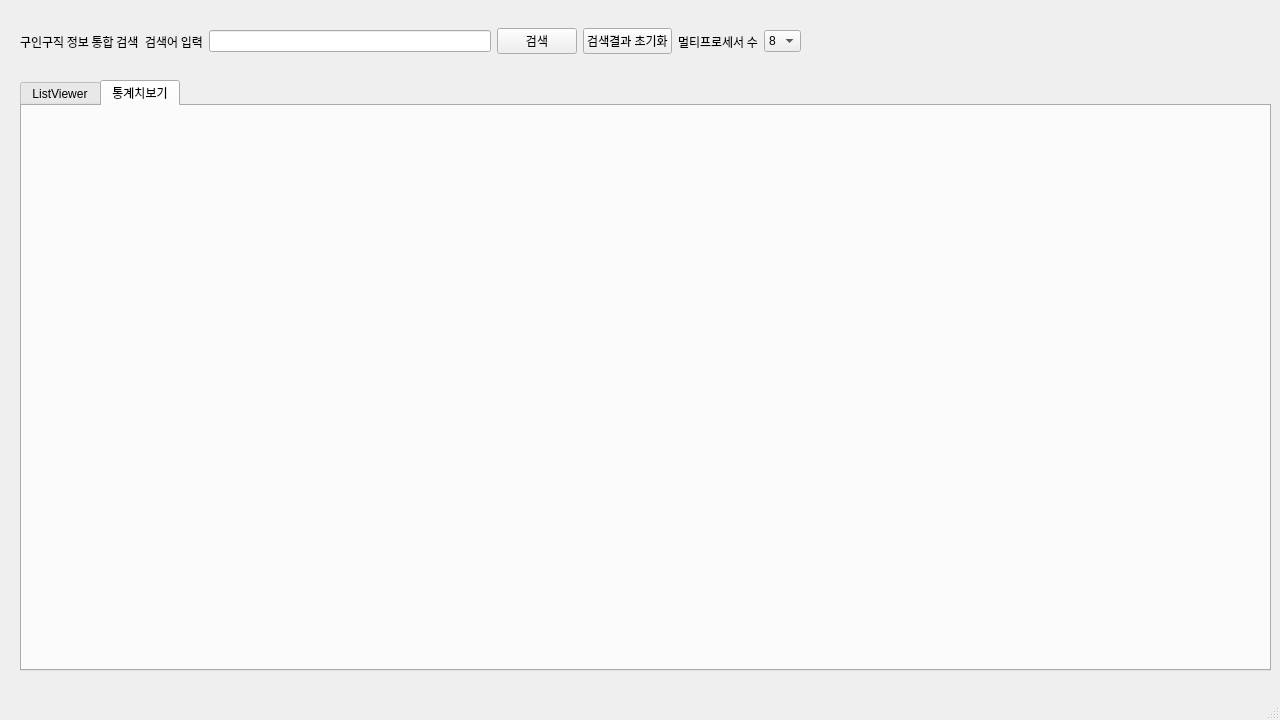
First picture: the form in src/gui/form.ui, repository 4xvgal/JobScraper, before the edit.
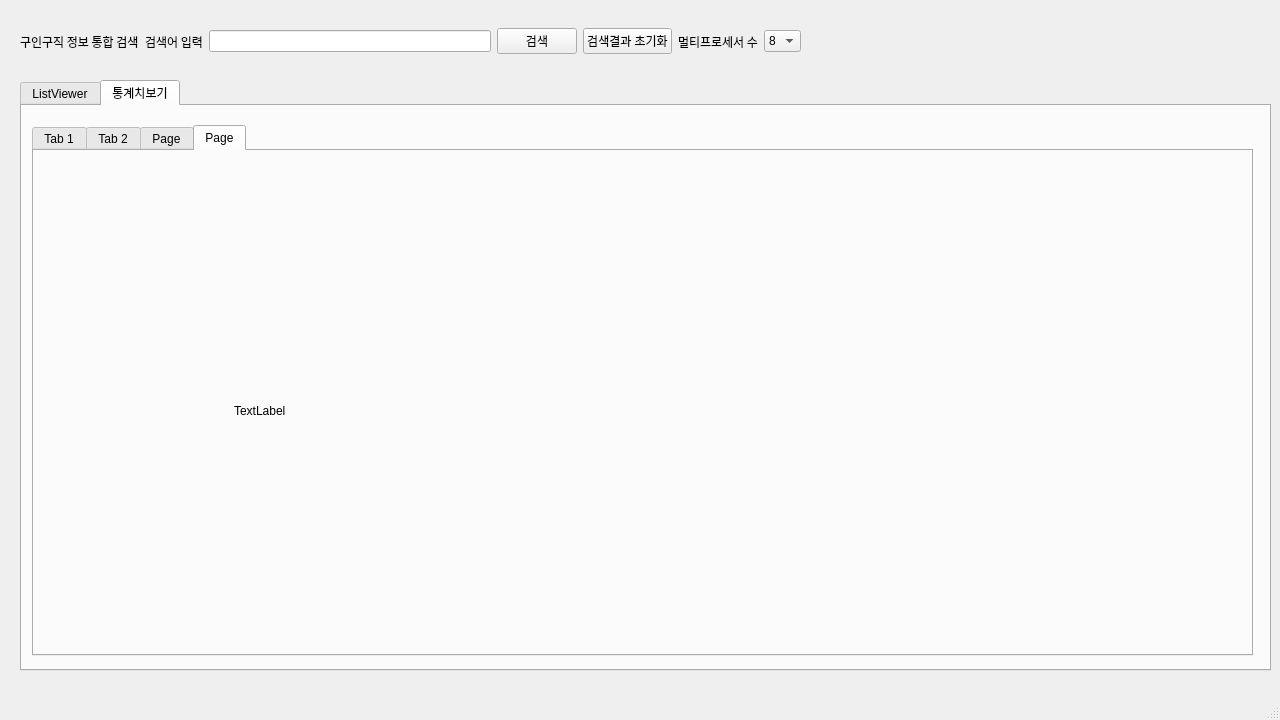
Second picture: the form after the edit. The open tabs and pages were chosen to show the change.

Commit message: [update] UI 업데이트 탭추가

Diff of the .ui file:
```diff
--- a/src/gui/form.ui
+++ b/src/gui/form.ui
@@ -49,23 +49,116 @@
       <property name="geometry">
        <rect>
         <x>10</x>
-        <y>59</y>
+        <y>19</y>
         <width>1221</width>
-        <height>491</height>
+        <height>531</height>
        </rect>
       </property>
-      <layout class="QVBoxLayout" name="verticalLayout"/>
-     </widget>
-     <widget class="QWidget" name="verticalLayoutWidget_2">
-      <property name="geometry">
-       <rect>
-        <x>10</x>
-        <y>10</y>
-        <width>1221</width>
-        <height>41</height>
-       </rect>
-      </property>
-      <layout class="QVBoxLayout" name="verticalLayout_2"/>
+      <layout class="QVBoxLayout" name="verticalLayout">
+       <item>
+        <widget class="QTabWidget" name="tabWidget_2">
+         <property name="currentIndex">
+          <number>3</number>
+         </property>
+         <widget class="QWidget" name="tab">
+          <attribute name="title">
+           <string>Tab 1</string>
+          </attribute>
+          <widget class="QWidget" name="verticalLayoutWidget_2">
+           <property name="geometry">
+            <rect>
+             <x>0</x>
+             <y>0</y>
+             <width>1211</width>
+             <height>501</height>
+            </rect>
+           </property>
+           <layout class="QVBoxLayout" name="verticalLayout_2">
+            <item>
+             <widget class="QLabel" name="label_4">
+              <property name="text">
+               <string>TextLabel</string>
+              </property>
+             </widget>
+            </item>
+           </layout>
+          </widget>
+         </widget>
+         <widget class="QWidget" name="tab_2">
+          <attribute name="title">
+           <string>Tab 2</string>
+          </attribute>
+          <widget class="QWidget" name="verticalLayoutWidget_4">
+           <property name="geometry">
+            <rect>
+             <x>9</x>
+             <y>9</y>
+             <width>1191</width>
+             <height>481</height>
+            </rect>
+           </property>
+           <layout class="QVBoxLayout" name="verticalLayout_4">
+            <item>
+             <widget class="QLabel" name="label_5">
+              <property name="text">
+               <string>TextLabel</string>
+              </property>
+             </widget>
+            </item>
+           </layout>
+          </widget>
+         </widget>
+         <widget class="QWidget" name="tab_3">
+          <attribute name="title">
+           <string>Page</string>
+          </attribute>
+          <widget class="QWidget" name="verticalLayoutWidget_5">
+           <property name="geometry">
+            <rect>
+             <x>240</x>
+             <y>140</y>
+             <width>160</width>
+             <height>80</height>
+            </rect>
+           </property>
+           <layout class="QVBoxLayout" name="verticalLayout_5">
+            <item>
+             <widget class="QLabel" name="label_6">
+              <property name="text">
+               <string>TextLabel</string>
+              </property>
+             </widget>
+            </item>
+           </layout>
+          </widget>
+         </widget>
+         <widget class="QWidget" name="tab_4">
+          <attribute name="title">
+           <string>Page</string>
+          </attribute>
+          <widget class="QWidget" name="verticalLayoutWidget_6">
+           <property name="geometry">
+            <rect>
+             <x>200</x>
+             <y>220</y>
+             <width>160</width>
+             <height>80</height>
+            </rect>
+           </property>
+           <layout class="QVBoxLayout" name="verticalLayout_6">
+            <item>
+             <widget class="QLabel" name="label_7">
+              <property name="text">
+               <string>TextLabel</string>
+              </property>
+             </widget>
+            </item>
+           </layout>
+          </widget>
+         </widget>
+        </widget>
+       </item>
+      </layout>
      </widget>
     </widget>
    </widget>
```
The commit also changes 1 other file.
